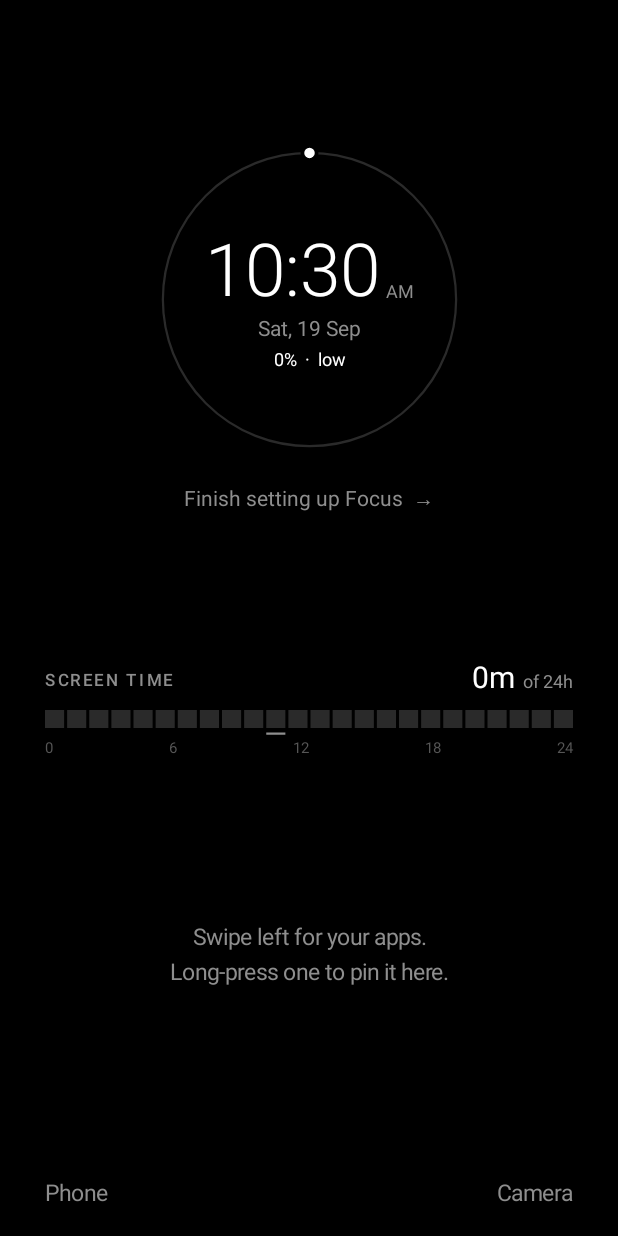
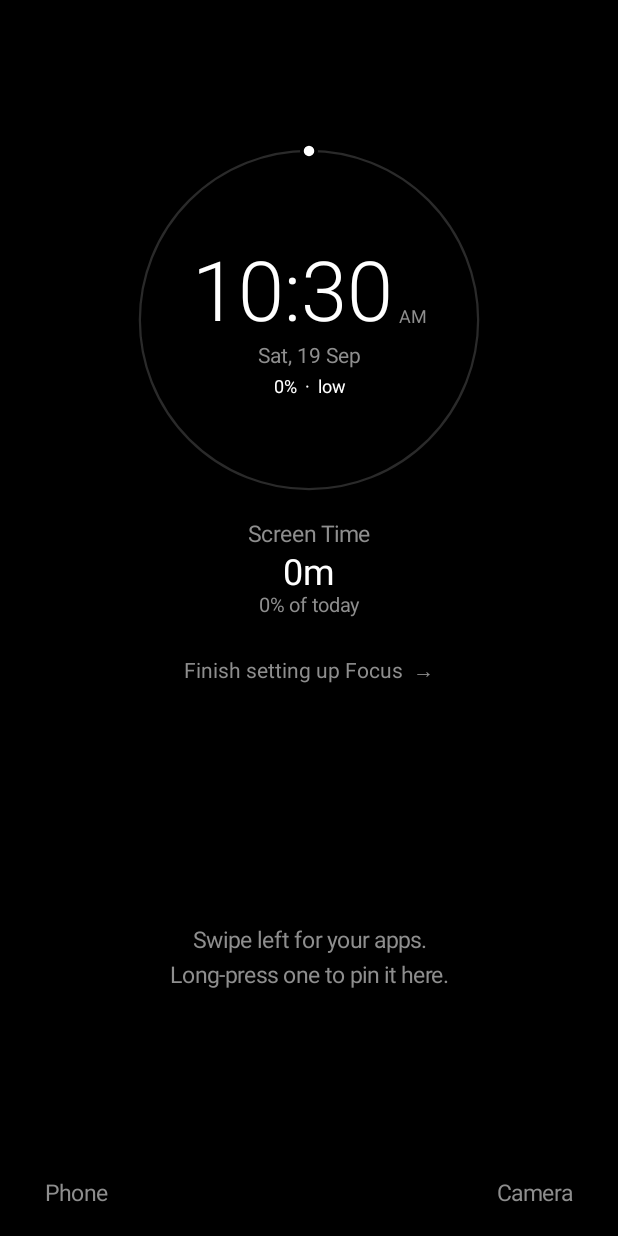
Before and after one commit to ilvar/focus-launcher, an Android app built with Jetpack Compose: the MainActivity screen opened directly, with no data from a screen before it, on a phone screen of 412 x 824 dp. Run offline under Robolectric (Android 15) with nearby library versions, the light colour scheme and no system bars.

Commit message:
UI changes to Screen Time
Signed-off-by: Sridhar1030 <sridharpillai75@gmail.com>

```diff
--- a/app/src/main/AndroidManifest.xml
+++ b/app/src/main/AndroidManifest.xml
@@ -48,11 +48,14 @@
             </intent-filter>
         </activity>
 
-        <!-- Shows up in the app list as "Focus Settings", so settings stay reachable from any launcher. -->
+        <!-- Shows up in the app list as "Focus Settings", so settings stay reachable from any launcher.
+             Its own task affinity is what makes that true: sharing the home task's, a launcher
+             start (NEW_TASK) only brought the home screen forward and never opened this. -->
         <activity
             android:name=".SettingsActivity"
             android:exported="true"
             android:label="@string/settings_label"
+            android:taskAffinity="com.focus.launcher.settings"
             android:windowSoftInputMode="adjustResize">
             <intent-filter>
                 <action android:name="android.intent.action.MAIN" />
--- a/app/src/main/java/com/focus/launcher/data/Settings.kt
+++ b/app/src/main/java/com/focus/launcher/data/Settings.kt
@@ -53,7 +53,6 @@ data class Settings(
     val clockTap: String = TAP_ALARMS,
     val timeFormat: TimeFormat = TimeFormat.SYSTEM,
     val showDate: Boolean = true,
-    val showScreenTime: Boolean = true,
     val showCalendar: Boolean = false,
     /** [CalendarInfo.key] of the single calendar shown on the home screen, or [CALENDAR_AUTO] / [CALENDAR_ALL]. */
     val calendarKey: String = CALENDAR_AUTO,
@@ -118,7 +117,6 @@ data class Settings(
         put("clockTap", clockTap)
         put("timeFormat", timeFormat.name)
         put("showDate", showDate)
-        put("showScreenTime", showScreenTime)
         put("showCalendar", showCalendar)
         put("calendarKey", calendarKey)
         put("showWeekStrip", showWeekStrip)
@@ -174,7 +172,6 @@ data class Settings(
                 clockTap = o.optString("clockTap", d.clockTap).ifEmpty { d.clockTap },
                 timeFormat = enumOr(o.optString("timeFormat"), d.timeFormat),
                 showDate = o.optBoolean("showDate", d.showDate),
-                showScreenTime = o.optBoolean("showScreenTime", d.showScreenTime),
                 showCalendar = o.optBoolean("showCalendar", d.showCalendar),
                 calendarKey = o.optString("calendarKey").ifEmpty {
                     // Written for a few hours by an earlier build as a bare personal-calendar id.
--- a/app/src/main/java/com/focus/launcher/ui/home/HomeScreen.kt
+++ b/app/src/main/java/com/focus/launcher/ui/home/HomeScreen.kt
@@ -79,8 +79,8 @@ import com.focus.launcher.util.Perms
 import java.time.LocalDate
 
 /**
- * Page one of the launcher. Top to bottom: the clock, the optional screen-time and calendar
- * sections, up to five fast apps, and the two corner shortcuts. Text only.
+ * Page one of the launcher. Top to bottom: the clock, today's screen time in plain words under it,
+ * the optional calendar section, up to five fast apps, and the two corner shortcuts. Text only.
  *
  * Gestures on empty space: long-press opens settings, swipe down pulls the notification shade,
  * swipe up jumps to search, double-tap locks the phone. Swiping left (handled by the pager that
@@ -188,46 +188,39 @@ fun HomeScreen(
                 )
             },
     ) {
-        val sections = (if (settings.showScreenTime) 1 else 0) + (if (settings.showCalendar) 1 else 0)
 
         // A home screen must never scroll or push its corner shortcuts off the edge. Estimate the
         // height each arrangement needs (constants measured on a real screen) and take the
         // roomiest one that fits, whatever the phone, text size, fast apps and enabled sections.
-        // Detail is given up before the clock is: first fewer events and no app names under the
-        // bar, and only then a smaller ring.
+        // Detail is given up before the clock is: first fewer events, and only then a smaller ring.
         val bars = WindowInsets.systemBars.asPaddingValues()
         val available = (maxHeight - bars.calculateTopPadding() - bars.calculateBottomPadding()).value
         val textScale = LocalDensity.current.fontScale * settings.textScale
         val notices = (if (setupIncomplete) 1 else 0) + (if (pendingReview != null) 1 else 0)
         val rowCount = favorites.size.coerceAtLeast(2) // the empty-state hint is two lines tall
         val eventCount = events.size
-        val preferredRing = when (sections) {
-            2 -> maxHeight * 0.22f
-            1 -> maxHeight * 0.25f
-            else -> maxHeight * 0.29f
-        }.coerceIn(140.dp, 236.dp)
+        val preferredRing = (maxHeight * if (settings.showCalendar) 0.25f else 0.29f).coerceIn(140.dp, 236.dp)
 
-        class Fit(val ring: Dp, val textSp: Float, val padDp: Float, val maxEvents: Int, val topApps: Boolean)
+        class Fit(val ring: Dp, val textSp: Float, val padDp: Float, val maxEvents: Int)
 
         fun heightOf(fit: Fit): Float {
             val clock = if (settings.clockStyle == ClockStyle.RING) fit.ring.value else 100f * textScale
             val noticeLines = if (notices > 0) 14f + notices * (19f * textScale + 12f) else 0f
-            val screenTime = if (settings.showScreenTime) 45f + (if (fit.topApps) 50f else 25f) * textScale else 0f
             val shownEvents = fit.maxEvents.coerceAtMost(eventCount).coerceAtLeast(1)
             val strip = if (settings.showWeekStrip) 46f + 14f * textScale else 0f
             val calendar = if (settings.showCalendar) 22f + 14f * textScale + strip + shownEvents * (18f * textScale + 6f) else 0f
-            val gap = if (sections == 2) 16f else 0f
             val shortcuts = if (settings.showShortcuts) 28f + 20f * textScale else 20f
             val rows = rowCount * (fit.textSp * 1.2f * textScale + fit.padDp * 2)
-            return clock + noticeLines + screenTime + calendar + gap + rows + shortcuts + 6f + 36f // 36 = air
+            val screenTime = 25f + 64f * textScale // gap, title, total, share of the day
+            return clock + screenTime + noticeLines + calendar + rows + shortcuts + 6f + 36f // 36 = air
         }
 
         val options = listOf(
-            Fit(preferredRing, 26f, 10f, maxEvents = 3, topApps = true),
-            Fit(preferredRing, 24f, 8f, maxEvents = 3, topApps = true),
-            Fit(preferredRing, 24f, 7f, maxEvents = 2, topApps = false),
-            Fit(preferredRing * 0.88f, 22f, 6f, maxEvents = 2, topApps = false),
-            Fit(132.dp, 22f, 4f, maxEvents = 1, topApps = false),
+            Fit(preferredRing, 26f, 10f, maxEvents = 3),
+            Fit(preferredRing, 24f, 8f, maxEvents = 3),
+            Fit(preferredRing, 24f, 7f, maxEvents = 2),
+            Fit(preferredRing * 0.88f, 22f, 6f, maxEvents = 2),
+            Fit(132.dp, 22f, 4f, maxEvents = 1),
         )
         val fit = options.firstOrNull { heightOf(it) <= available } ?: options.last()
         val ring = fit.ring.coerceAtLeast(132.dp)
@@ -238,7 +231,7 @@ fun HomeScreen(
             Modifier.fillMaxSize().systemBarsPadding().padding(horizontal = 18.dp),
             horizontalAlignment = settings.homeAlign.horizontal(),
         ) {
-            Spacer(Modifier.weight(if (sections == 2) 0.5f else 0.9f))
+            Spacer(Modifier.weight(0.9f))
 
             HomeClock(
                 settings = settings,
@@ -247,6 +240,16 @@ fun HomeScreen(
                 onTap = { performClockTap(context, settings.clockTap, apps, onLaunch) { onOpenReview(null) } },
                 onLongPress = { choosingClockTap = true },
                 modifier = if (settings.clockStyle == ClockStyle.RING) Modifier.align(Alignment.CenterHorizontally) else Modifier,
+            )
+
+            VSpace(10.dp)
+            val ringed = settings.clockStyle == ClockStyle.RING
+            ScreenTimeLine(
+                today = today,
+                hasAccess = usageAccess,
+                align = if (ringed) Alignment.CenterHorizontally else settings.homeAlign.horizontal(),
+                onClick = { if (usageAccess) onOpenReview(null) else Perms.openUsageAccess(context) },
+                modifier = if (ringed) Modifier.align(Alignment.CenterHorizontally) else Modifier,
             )
 
             // One-line notices. They disappear as soon as they have been dealt with.
@@ -262,17 +265,6 @@ fun HomeScreen(
 
             Spacer(Modifier.weight(0.8f))
 
-            if (settings.showScreenTime) {
-                ScreenTimeWidget(
-                    today = today,
-                    hasAccess = usageAccess,
-                    currentHour = now.hour,
-                    labelOf = { Graph.apps.labelForPackage(it) },
-                    onClick = { if (usageAccess) onOpenReview(null) else Perms.openUsageAccess(context) },
-                    showTopApps = fit.topApps,
-                )
-            }
-            if (sections == 2) VSpace(16.dp)
             if (settings.showCalendar) {
                 val use24h = when (settings.timeFormat) {
                     TimeFormat.SYSTEM -> DateFormat.is24HourFormat(context)
@@ -293,7 +285,7 @@ fun HomeScreen(
                 )
             }
 
-            Spacer(Modifier.weight(if (sections == 0) 0.6f else 0.9f))
+            Spacer(Modifier.weight(if (settings.showCalendar) 0.9f else 0.6f))
 
             // Fast apps
             if (favorites.isEmpty()) {
--- a/app/src/main/java/com/focus/launcher/ui/home/HomeWidgets.kt
+++ b/app/src/main/java/com/focus/launcher/ui/home/HomeWidgets.kt
@@ -59,6 +59,7 @@ import com.focus.launcher.ui.components.HSpace
 import com.focus.launcher.ui.components.Label
 import com.focus.launcher.ui.components.T
 import com.focus.launcher.ui.components.VSpace
+import com.focus.launcher.ui.components.press
 import com.focus.launcher.ui.theme.LocalFocusColors
 import com.focus.launcher.util.formatDuration
 import kotlinx.coroutines.awaitCancellation
@@ -273,44 +274,23 @@ fun HourScale(modifier: Modifier = Modifier) {
     }
 }
 
+/**
+ * Today's screen time, said plainly under the clock: a small title, the total in type large
+ * enough to read at a glance, and what share of the day's 24 hours that is. A tap opens the review, where the hour-by-hour picture lives.
+ */
 @Composable
-fun ScreenTimeWidget(
-    today: DayUsage?,
-    hasAccess: Boolean,
-    currentHour: Int,
-    labelOf: (String) -> String,
-    onClick: () -> Unit,
-    modifier: Modifier = Modifier,
-    showTopApps: Boolean = true,
-) {
+fun ScreenTimeLine(today: DayUsage?, hasAccess: Boolean, align: Alignment.Horizontal, onClick: () -> Unit, modifier: Modifier = Modifier) {
     val c = LocalFocusColors.current
-    Column(modifier.fillMaxWidth().clickable(onClick = onClick).padding(horizontal = 12.dp, vertical = 6.dp)) {
-        Row(verticalAlignment = Alignment.Bottom) {
-            Label("Screen time", Modifier.weight(1f).padding(bottom = 3.dp))
-            if (hasAccess) {
-                T(formatDuration(today?.total ?: 0L), size = 20.sp, maxLines = 1)
-                T("  of 24h", Modifier.padding(bottom = 2.dp), size = 12.sp, color = c.dim, maxLines = 1)
-            }
-        }
-        VSpace(10.dp)
-        if (!hasAccess) {
-            DayBar(LongArray(24))
-            VSpace(8.dp)
-            T("Allow usage access to see your day  →", size = 14.sp, color = c.dim)
-            return@Column
-        }
-        DayBar(today?.perHour ?: LongArray(24), currentHour = currentHour)
-        VSpace(2.dp)
-        HourScale()
-        // As many of the top three apps as fit on one line; never a name cut off mid-word.
-        val top = today?.topApps(3).orEmpty().map { (pkg, ms) -> "${labelOf(pkg)} ${formatDuration(ms)}" }
-        if (top.isNotEmpty() && showTopApps) {
-            VSpace(8.dp)
-            val separator = "   ·   "
-            val fitting = top.indices.reversed()
-                .map { top.take(it + 1).joinToString(separator) }
-                .firstOrNull { it.length <= 44 } ?: top.first()
-            T(fitting, size = 13.sp, color = c.dim, maxLines = 1)
+    Column(modifier.press(onClick = onClick).padding(horizontal = 12.dp, vertical = 6.dp), horizontalAlignment = align) {
+        T("Screen Time", size = 15.sp, color = c.dim, maxLines = 1)
+        VSpace(3.dp)
+        if (hasAccess) {
+            val total = today?.total ?: 0L
+            T(formatDuration(total), size = 24.sp, maxLines = 1)
+            // Of all 24 hours, sleep included: the same yardstick every day, at any time of day.
+            T("${total * 100 / (24 * DayUsage.HOUR_MS)}% of today", size = 13.sp, color = c.dim, maxLines = 1)
+        } else {
+            T("Allow usage access  →", size = 14.sp, color = c.dim, maxLines = 1)
         }
     }
 }
--- a/app/src/main/java/com/focus/launcher/ui/settings/LauncherPages.kt
+++ b/app/src/main/java/com/focus/launcher/ui/settings/LauncherPages.kt
@@ -88,10 +88,6 @@ internal fun HomePage(settings: Settings, apps: List<AppEntry>, onBack: () -> Un
         ToggleRow("Show the date", settings.showDate) { v -> update { it.copy(showDate = v) } }
 
         Section("Sections")
-        ToggleRow(
-            "Screen time bar", settings.showScreenTime,
-            subtitle = "One bar for the 24 hours of today; the white part is time spent on the phone.",
-        ) { v -> update { it.copy(showScreenTime = v) } }
         ToggleRow(
             "Calendar", settings.showCalendar,
             subtitle = "Your next events, from one calendar. Emoji in titles are left out.",
```
Also changed, not shown: 6 other files.
